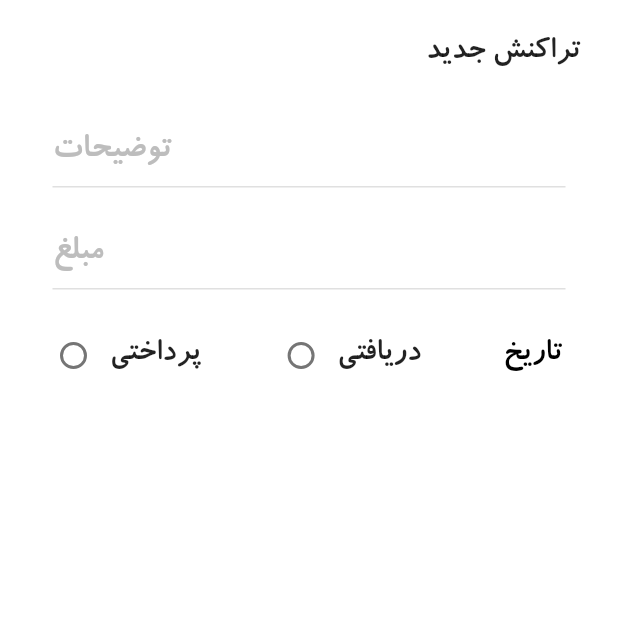
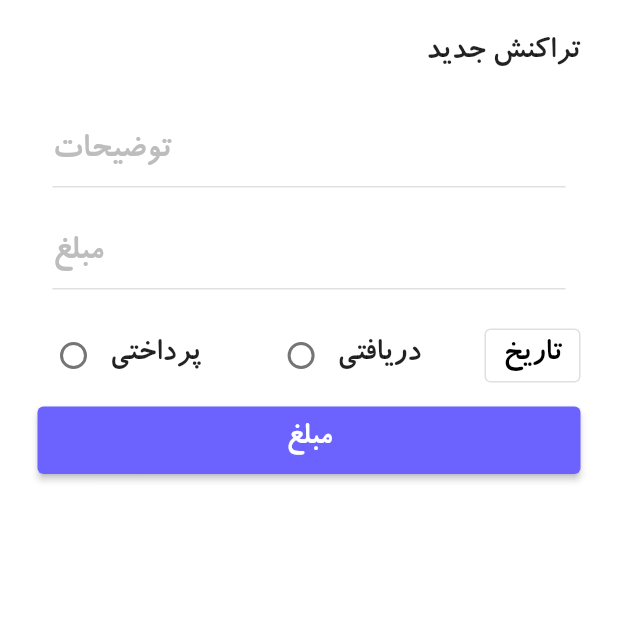
Before and after one commit to RayMasoumi/financial_management, a Flutter app: the NewTransactionScreen screen opened directly, on a phone screen of 412 x 824 dp, the top half of it. Run offline on Flutter 3.47's test engine with Material 2 defaults, Android fonts, the light colour scheme and no system bars; our stand-ins replace animated_bottom_navigation_bar; missing offline and left inert: searchbar_animation.

Commit message:
new transaction screen UI complete

```diff
--- a/lib/screens/new_transaction_screen.dart
+++ b/lib/screens/new_transaction_screen.dart
@@ -1,3 +1,4 @@
+import 'package:financial_management/constants.dart';
 import 'package:flutter/material.dart';
 
 class NewTransactionScreen extends StatefulWidget {
@@ -19,17 +20,21 @@ class _NewTransactionScreenState extends State<NewTransactionScreen> {
             padding: const EdgeInsets.all(25.0),
             child: Column(
               crossAxisAlignment: CrossAxisAlignment.end,
-              children: const [
-                Text('تراکنش جدید'),
-                SizedBox(
+              children: [
+                const Text('تراکنش جدید'),
+                const SizedBox(
                   height: 20.0,
                 ),
-                MyTextFieldWidget(hintText: 'توضیحات'),
-                MyTextFieldWidget(
+                const MyTextFieldWidget(hintText: 'توضیحات'),
+                const MyTextFieldWidget(
                   hintText: 'مبلغ',
                   keyBoardType: TextInputType.number,
                 ),
-                DateAndType()
+                const DateAndType(),
+                StretchedButton(
+                  text: 'مبلغ',
+                  onPressed: () {},
+                ),
               ],
             ),
           ),
@@ -39,7 +44,33 @@ class _NewTransactionScreenState extends State<NewTransactionScreen> {
   }
 }
 
-//radio button widget:
+//!stretched button widget:
+class StretchedButton extends StatelessWidget {
+  final String text;
+  final void Function() onPressed;
+
+  const StretchedButton(
+      {required this.text, required this.onPressed, super.key});
+
+  @override
+  Widget build(BuildContext context) {
+    return SizedBox(
+      width: double.infinity,
+      height: 45,
+      child: ElevatedButton(
+        style: TextButton.styleFrom(
+          backgroundColor: kPurple,
+        ),
+        onPressed: onPressed,
+        child: Text(
+          text,
+        ),
+      ),
+    );
+  }
+}
+
+//!radio button widget:
 class RadioButton extends StatelessWidget {
   final int value;
 
@@ -93,7 +124,7 @@ class DateAndType extends StatelessWidget {
               value: 1,
               groupValue: 1000,
               onChanged: (value) {}),
-          TextButton(
+          OutlinedButton(
             onPressed: () {},
             child: const Text(
               'تاریخ',
```
